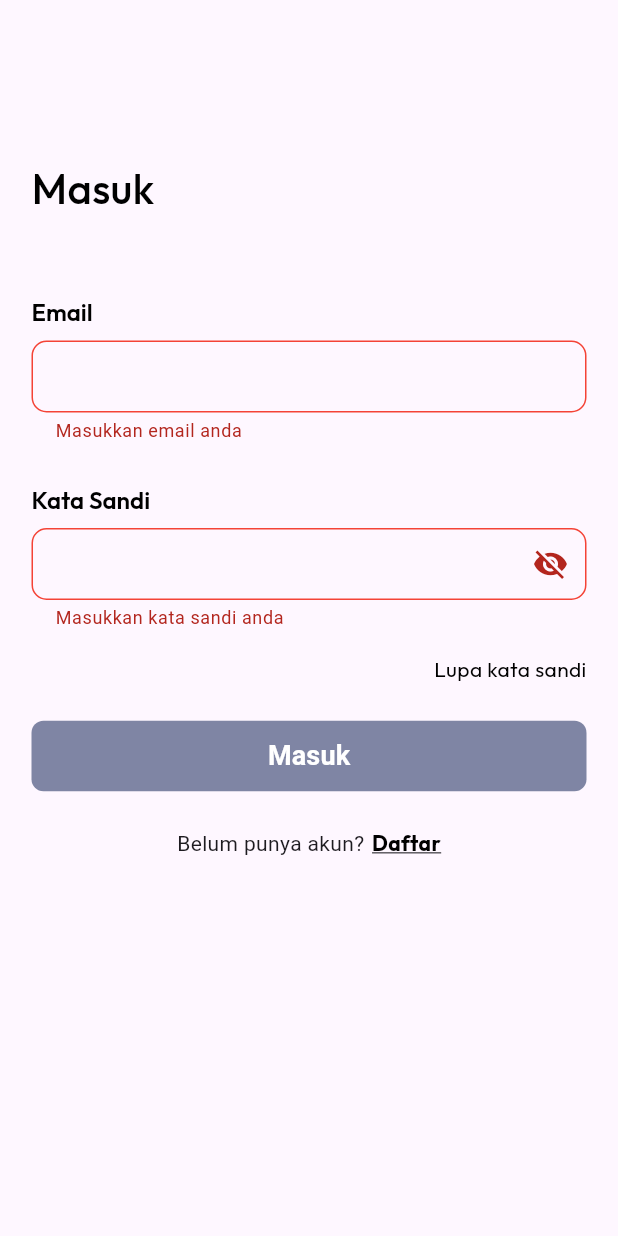
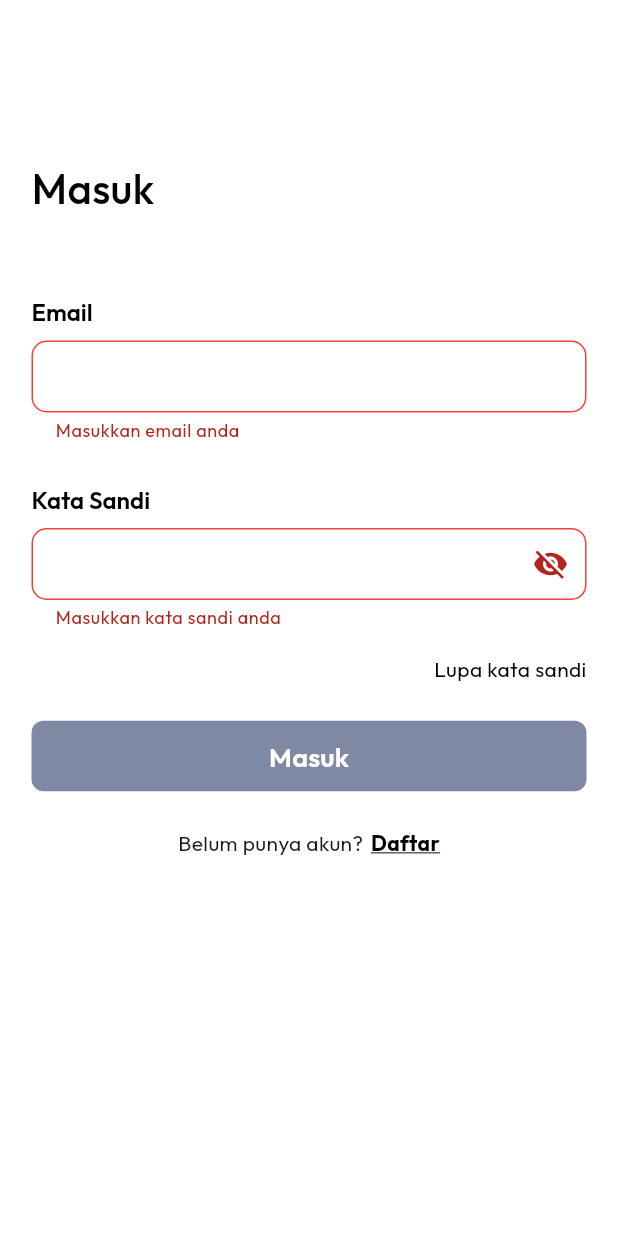
Before and after one commit to raihansyahrin/team_5_motionhack, a Flutter app: the screen it shows after launch, after a tap on "Masuk", on a phone screen of 412 x 824 dp. Run offline on Flutter 3.47's test engine with Material 3 defaults, Android fonts, the phone set to English and light mode, and no system bars; our stand-ins replace get, google_fonts, shared_preferences.

Commit message:
refactor: calling themeData file

```diff
--- a/lib/main.dart
+++ b/lib/main.dart
@@ -1,5 +1,6 @@
 import 'package:flutter/material.dart';
 import 'package:flutter/services.dart';
+import 'package:team_5_motionhack/common/theme/theme.dart';
 import 'package:team_5_motionhack/ui/splash/splash_page.dart';
 
 void main() {
@@ -19,13 +20,13 @@ class MyApp extends StatelessWidget {
         systemNavigationBarIconBrightness: Brightness.dark,
       ),
     );
-    return const AnnotatedRegion(
+    return AnnotatedRegion(
       value: SystemUiOverlayStyle.dark,
       child: MaterialApp(
         debugShowCheckedModeBanner: false,
-        title: 'Flutter Demo',
-        // theme: themeData,
-        home: SplashPage(),
+        title: 'Team 5',
+        theme: themeData,
+        home: const SplashPage(),
       ),
     );
   }
```
